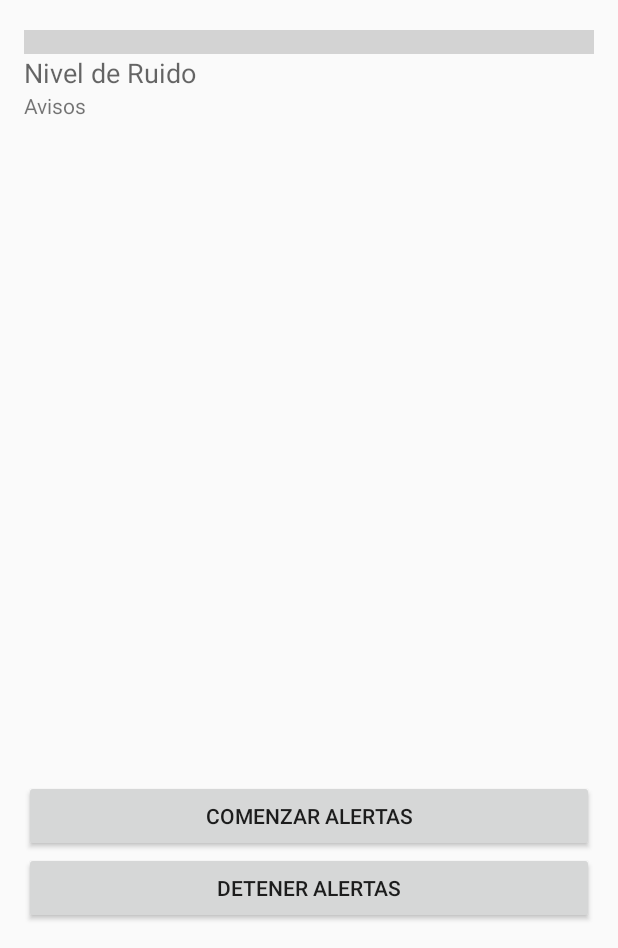
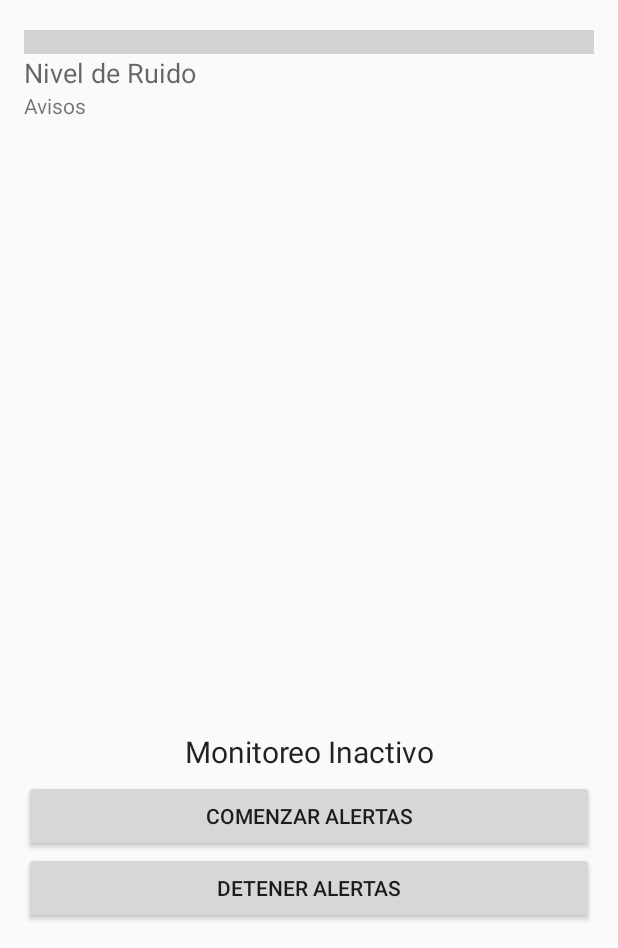
Before and after one commit to dnetix/NoiseMeter, an Android app: the screen it shows after launch (MainActivity), on a phone screen of 412 x 824 dp, the part 288-1236 px from its top. Run offline under Robolectric (Android 15) with nearby library versions, the phone set to English and light mode, and no system bars.

Commit message:
Displaying the monitoring status on the Activity

```diff
--- a/app/src/main/res/layout/activity_main.xml
+++ b/app/src/main/res/layout/activity_main.xml
@@ -76,7 +76,7 @@
         android:layout_width="match_parent"
         android:layout_height="wrap_content"
         android:weightSum="1"
-        android:paddingTop="40dp"
+        android:paddingTop="20dp"
         android:layout_below="@id/lytIndicators">
 
         <TextView
@@ -128,6 +128,14 @@
         android:layout_height="wrap_content"
         android:layout_alignParentBottom="true">
 
+        <TextView
+            android:id="@+id/txtAlertStatus"
+            style="@style/TextAlertStatus"
+            android:text="@string/alerting_status_off"
+            android:layout_marginBottom="5dp"
+            android:layout_width="match_parent"
+            android:layout_height="wrap_content" />
+
         <Button
             android:id="@+id/btnStart"
             android:layout_width="match_parent"
--- a/app/src/main/res/values/strings.xml
+++ b/app/src/main/res/values/strings.xml
@@ -9,4 +9,7 @@
     <string name="more_tolerance">Aumentar</string>
     <string name="less_tolerance">Disminuir</string>
     <string name="header_txt">Control de Ruido en Bibliotecas</string>
+
+    <string name="alerting_status_on">Monitoreo Activo</string>
+    <string name="alerting_status_off">Monitoreo Inactivo</string>
 </resources>
--- a/app/src/main/res/values/styles.xml
+++ b/app/src/main/res/values/styles.xml
@@ -13,4 +13,9 @@
         <item name="android:gravity">center</item>
     </style>
 
+    <style name="TextAlertStatus" parent="@android:style/TextAppearance.Large">
+        <item name="android:textSize">20sp</item>
+        <item name="android:gravity">center</item>
+    </style>
+
 </resources>
```
Also changed, not shown: app/src/main/java/udea/edu/co/noisemeter/MainActivity.java (+15 -0 lines), app/src/main/java/udea/edu/co/noisemeter/SoundService.java (+17 -3 lines).
